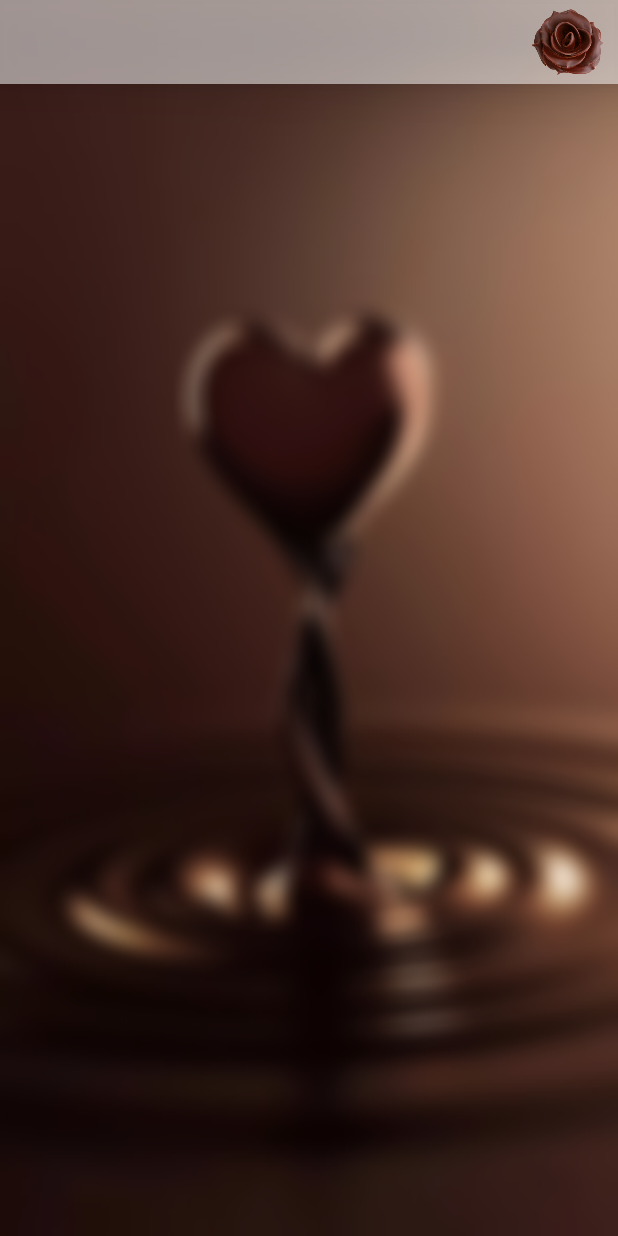
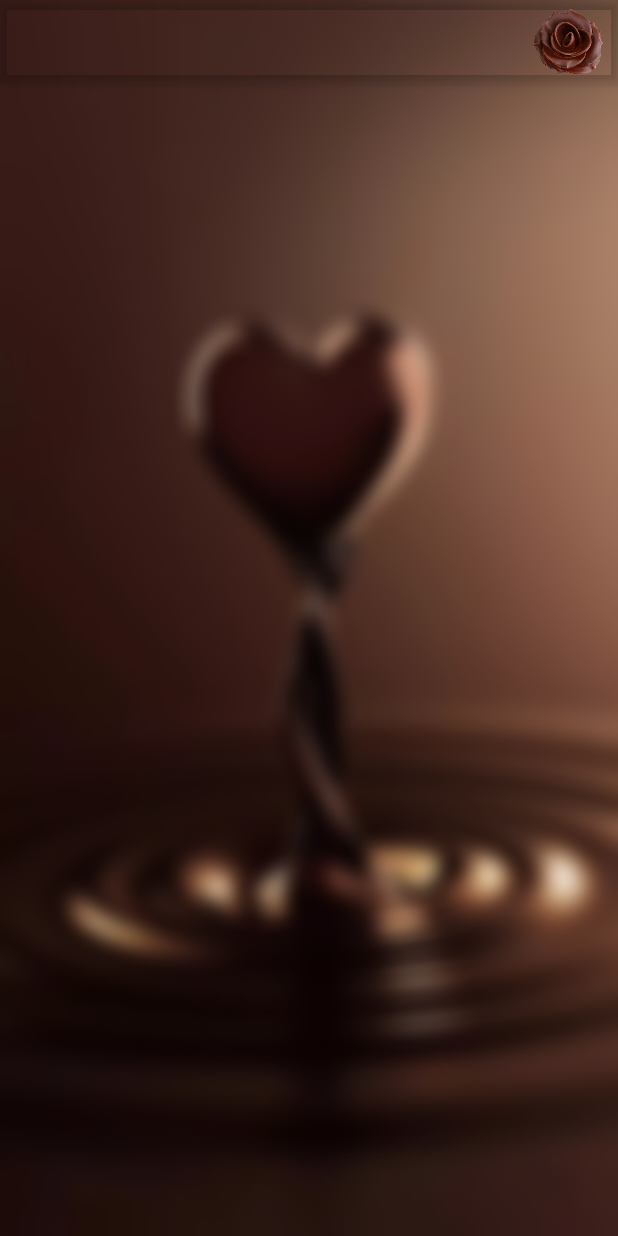
Before and after one commit to Micoder-dev/Chocolate-App-UI, an Android app: the HomeActivity screen opened directly, with no data from a screen before it, on a phone screen of 412 x 824 dp. Run offline under Robolectric (Android 15) with nearby library versions, the phone set to English and light mode, and no system bars; libraries missing offline, so code that uses them is left out: com.shashank.sony; 1 statement that could not run was skipped.

Commit message:
material aBar elevation removed to solve Bug

```diff
--- a/app/src/main/res/layout/app_bar_layout.xml
+++ b/app/src/main/res/layout/app_bar_layout.xml
@@ -3,8 +3,7 @@
     android:layout_width="match_parent"
     android:layout_height="?attr/actionBarSize"
     android:id="@+id/main_app_bar"
-    android:background="#88ffffff"
-    style="@style/Widget.MaterialComponents.Toolbar.Primary"
-    android:elevation="20dp">
+    android:background="@android:color/transparent"
+    style="@style/Widget.MaterialComponents.Toolbar.Primary">
 
 </com.google.android.material.appbar.MaterialToolbar>
```
